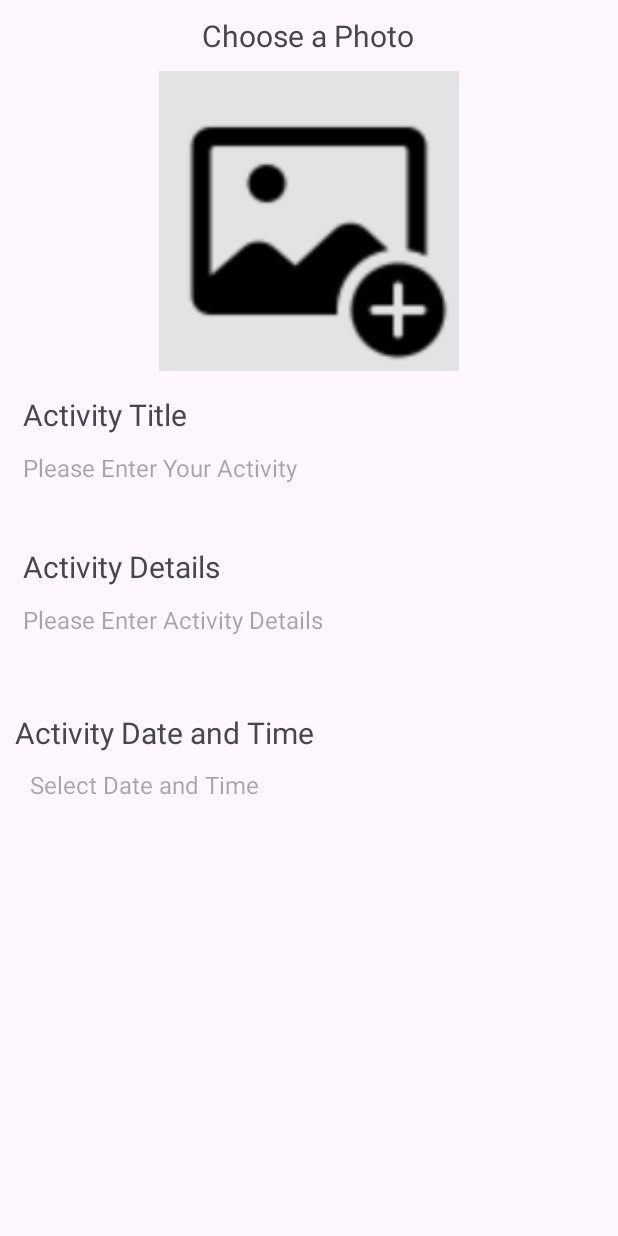
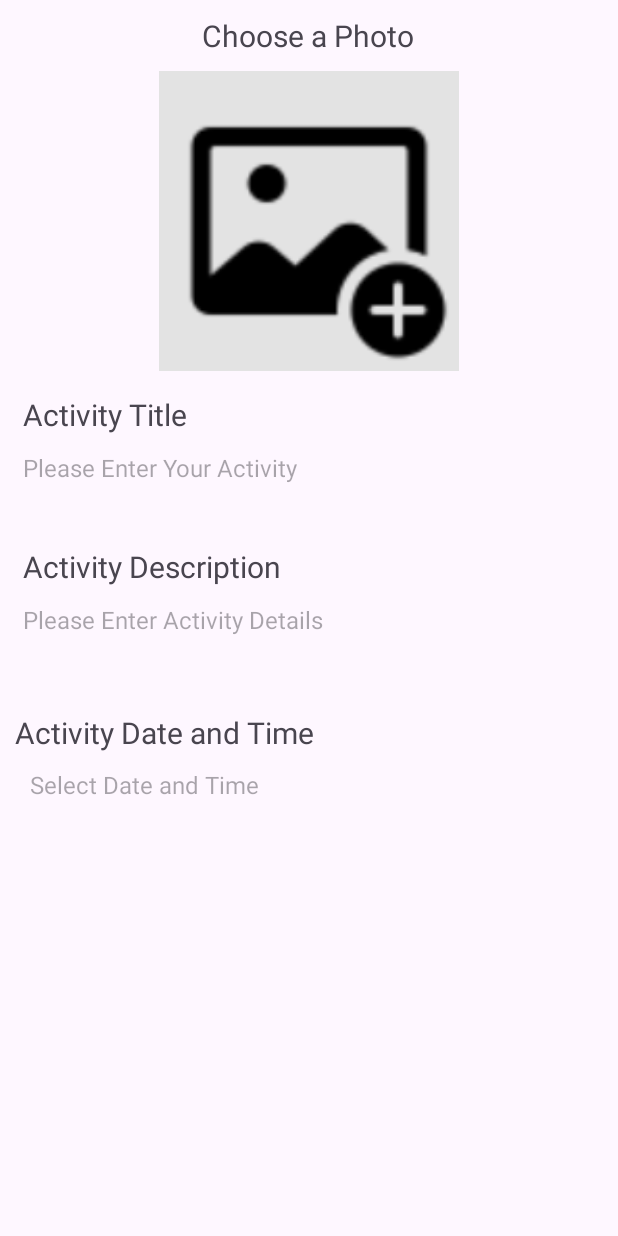
Before and after one commit to kusiimac/ToDoApp, an Android app: the InputActivity screen opened directly, with no data from a screen before it, on a phone screen of 412 x 824 dp. Run offline under Robolectric (Android 15) with nearby library versions, the phone set to English and light mode, and no system bars; Roboto replaces fonts that are not available here.

Commit message:
Using intent

```diff
--- a/app/src/main/java/com/cleo/todoapp/InputActivity.kt
+++ b/app/src/main/java/com/cleo/todoapp/InputActivity.kt
@@ -87,6 +87,5 @@ class InputActivity : AppCompatActivity() , DatePickerDialog.OnDateSetListener,
         savedMinute = minute
         val dateTime = findViewById<TextView>(R.id.input_date)
         dateTime.text = " Date: $savedDay - $savedMonth - $savedYear\n Time: $savedHour : $savedMinute"
-
     }
 }
--- a/app/src/main/res/values-night/themes.xml
+++ b/app/src/main/res/values-night/themes.xml
@@ -3,5 +3,6 @@
     <style name="Base.Theme.ToDoApp" parent="Theme.Material3.DayNight.NoActionBar">
         <!-- Customize your dark theme here. -->
         <!-- <item name="colorPrimary">@color/my_dark_primary</item> -->
+        <item name="colorPrimary">@color/primary_color</item>
     </style>
 </resources>
--- a/app/src/main/res/values/colors.xml
+++ b/app/src/main/res/values/colors.xml
@@ -3,8 +3,10 @@
     <color name="black">#FF000000</color>
     <color name="white">#FFFFFFFF</color>
     <color name="status_bar_color">#131313</color>
-    <color name="button_color">#7A00A6</color>
+    <color name="button_color">#8C3FFD</color>
     <color name="input_layout_background">#E3E3E3</color>
     <color name="no_color">#00000000</color>
+    <color name="primary_color">#6200EE</color>
+    <color name="primary_color_variant">#3700B3</color>
 
 </resources>
--- a/app/src/main/res/values/strings.xml
+++ b/app/src/main/res/values/strings.xml
@@ -7,7 +7,7 @@
     <string name="add_photo">Choose a Photo</string>
     <string name="activity_name">Please Enter Your Activity</string>
     <string name="activity_title">Activity Title</string>
-    <string name="activity_details_title">Activity Details</string>
+    <string name="activity_details_title">Activity Description</string>
     <string name="activity_details">Please Enter Activity Details</string>
     <string name="activity_date_title">Activity Date and Time</string>
     <string name="activity_date">Please Select Date and Time</string>
--- a/app/src/main/res/values/themes.xml
+++ b/app/src/main/res/values/themes.xml
@@ -3,7 +3,8 @@
     <style name="Base.Theme.ToDoApp" parent="Theme.Material3.DayNight.NoActionBar">
         <!-- Customize your light theme here. -->
         <!-- <item name="colorPrimary">@color/my_light_primary</item> -->
-        <item name="colorPrimary">@color/status_bar_color</item>
+        <item name="colorPrimary">@color/primary_color</item>
+        <item name="colorPrimaryVariant">@color/primary_color_variant</item>
     </style>
 
     <style name="Theme.ToDoApp" parent="Base.Theme.ToDoApp" />
```
